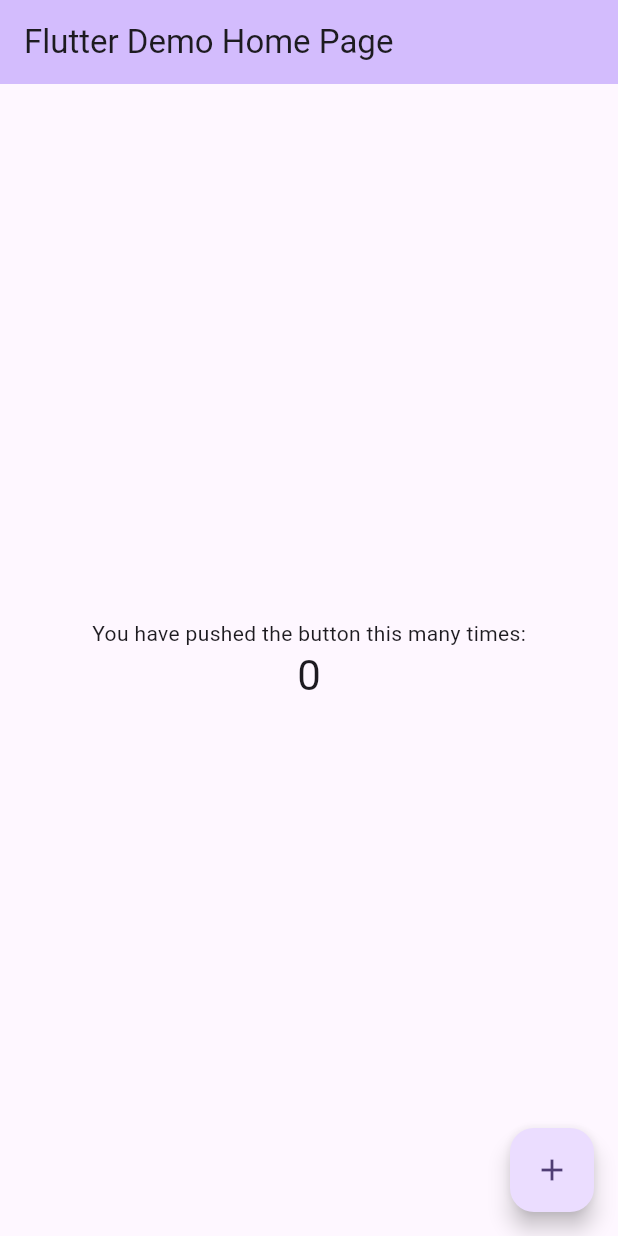
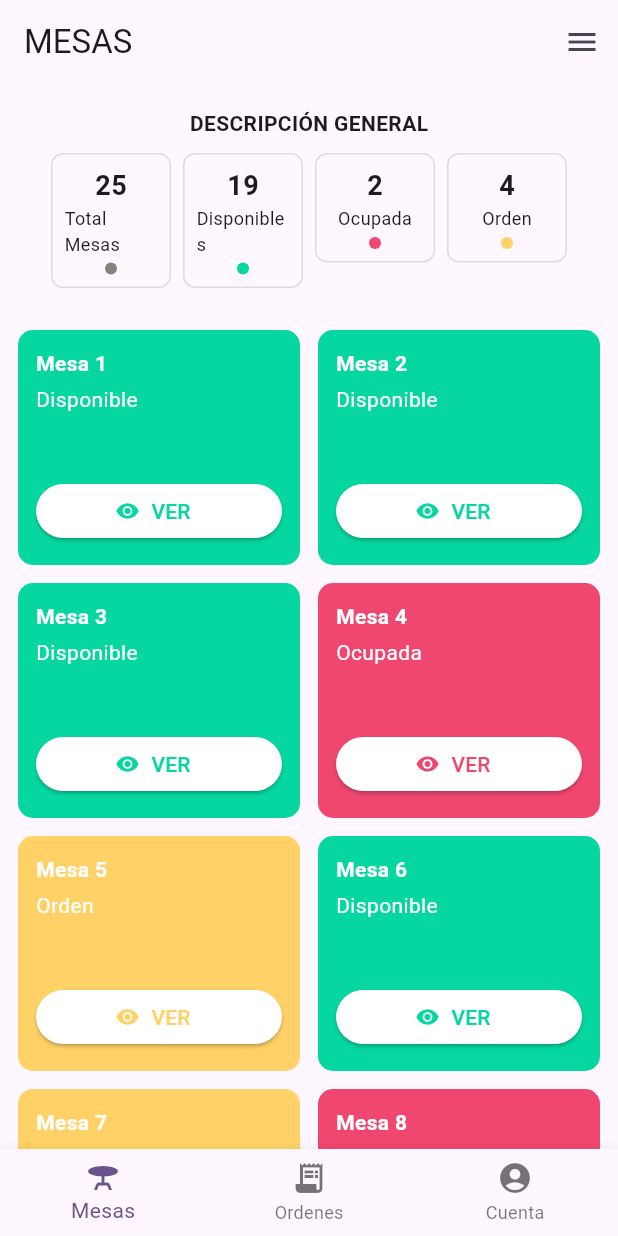
Before and after one commit to Bela1810/SmartDinner, a Flutter app: the screen it shows after launch, on a phone screen of 412 x 824 dp. Run offline on Flutter 3.47's test engine with Material 3 defaults, Android fonts, the phone set to English and light mode, and no system bars.

Commit message:
table screen started, we need fix

```diff
--- a/lib/main.dart
+++ b/lib/main.dart
@@ -1,4 +1,5 @@
 import 'package:flutter/material.dart';
+import 'package:smartdinner/ui/screens/table_screen/table_screen.dart';
 
 void main() {
   runApp(const MyApp());
@@ -7,119 +8,15 @@ void main() {
 class MyApp extends StatelessWidget {
   const MyApp({super.key});
 
-  // This widget is the root of your application.
   @override
   Widget build(BuildContext context) {
     return MaterialApp(
       title: 'Flutter Demo',
       theme: ThemeData(
-        // This is the theme of your application.
-        //
-        // TRY THIS: Try running your application with "flutter run". You'll see
-        // the application has a purple toolbar. Then, without quitting the app,
-        // try changing the seedColor in the colorScheme below to Colors.green
-        // and then invoke "hot reload" (save your changes or press the "hot
-        // reload" button in a Flutter-supported IDE, or press "r" if you used
-        // the command line to start the app).
-        //
-        // Notice that the counter didn't reset back to zero; the application
-        // state is not lost during the reload. To reset the state, use hot
-        // restart instead.
-        //
-        // This works for code too, not just values: Most code changes can be
-        // tested with just a hot reload.
         colorScheme: ColorScheme.fromSeed(seedColor: Colors.deepPurple),
         useMaterial3: true,
       ),
-      home: const MyHomePage(title: 'Flutter Demo Home Page'),
+      home: TableScreen(),
     );
   }
 }
-
-class MyHomePage extends StatefulWidget {
-  const MyHomePage({super.key, required this.title});
-
-  // This widget is the home page of your application. It is stateful, meaning
-  // that it has a State object (defined below) that contains fields that affect
-  // how it looks.
-
-  // This class is the configuration for the state. It holds the values (in this
-  // case the title) provided by the parent (in this case the App widget) and
-  // used by the build method of the State. Fields in a Widget subclass are
-  // always marked "final".
-
-  final String title;
-
-  @override
-  State<MyHomePage> createState() => _MyHomePageState();
-}
-
-class _MyHomePageState extends State<MyHomePage> {
-  int _counter = 0;
-
-  void _incrementCounter() {
-    setState(() {
-      // This call to setState tells the Flutter framework that something has
-      // changed in this State, which causes it to rerun the build method below
-      // so that the display can reflect the updated values. If we changed
-      // _counter without calling setState(), then the build method would not be
-      // called again, and so nothing would appear to happen.
-      _counter++;
-    });
-  }
-
-  @override
-  Widget build(BuildContext context) {
-    // This method is rerun every time setState is called, for instance as done
-    // by the _incrementCounter method above.
-    //
-    // The Flutter framework has been optimized to make rerunning build methods
-    // fast, so that you can just rebuild anything that needs updating rather
-    // than having to individually change instances of widgets.
-    return Scaffold(
-      appBar: AppBar(
-        // TRY THIS: Try changing the color here to a specific color (to
-        // Colors.amber, perhaps?) and trigger a hot reload to see the AppBar
-        // change color while the other colors stay the same.
-        backgroundColor: Theme.of(context).colorScheme.inversePrimary,
-        // Here we take the value from the MyHomePage object that was created by
-        // the App.build method, and use it to set our appbar title.
-        title: Text(widget.title),
-      ),
-      body: Center(
-        // Center is a layout widget. It takes a single child and positions it
-        // in the middle of the parent.
-        child: Column(
-          // Column is also a layout widget. It takes a list of children and
-          // arranges them vertically. By default, it sizes itself to fit its
-          // children horizontally, and tries to be as tall as its parent.
-          //
-          // Column has various properties to control how it sizes itself and
-          // how it positions its children. Here we use mainAxisAlignment to
-          // center the children vertically; the main axis here is the vertical
-          // axis because Columns are vertical (the cross axis would be
-          // horizontal).
-          //
-          // TRY THIS: Invoke "debug painting" (choose the "Toggle Debug Paint"
-          // action in the IDE, or press "p" in the console), to see the
-          // wireframe for each widget.
-          mainAxisAlignment: MainAxisAlignment.center,
-          children: <Widget>[
-            const Text(
-              'You have pushed the button this many times:',
-            ),
-            Text(
-              '$_counter',
-              style: Theme.of(context).textTheme.headlineMedium,
-            ),
-          ],
-        ),
-      ),
-      floatingActionButton: FloatingActionButton(
-        onPressed: _incrementCounter,
-        tooltip: 'Increment',
-        child: const Icon(Icons.add),
-      ), // This trailing comma makes auto-formatting nicer for build methods.
-    );
-  }
-}
--- /dev/null
+++ b/lib/ui/screens/table_screen/table_screen.dart
@@ -0,0 +1,137 @@
+
+
+import 'package:flutter/material.dart';
+
+class TableScreen extends StatelessWidget {
+
+  final List<Map<String, String>> mesas = [
+    {"nombre": "Mesa 1", "estado": "Disponible"},
+    {"nombre": "Mesa 2", "estado": "Disponible"},
+    {"nombre": "Mesa 3", "estado": "Disponible"},
+    {"nombre": "Mesa 4", "estado": "Ocupada"},
+    {"nombre": "Mesa 5", "estado": "Orden"},
+    {"nombre": "Mesa 6", "estado": "Disponible"},
+    {"nombre": "Mesa 7", "estado": "Orden"},
+    {"nombre": "Mesa 8", "estado": "Ocupada"},
+  ];
+
+  Color getColor(String estado) {
+    switch (estado) {
+      case 'Disponible':
+        return Color(0XFF06D6A0);
+      case 'Ocupada':
+        return Color(0XFFEF476F);
+      case 'Orden':
+        return Color(0XFFFFD166);
+      default:
+        return Color(0xFF878282);
+    }
+  }
+
+  IconData getIcon(String estado) {
+    return Icons.remove_red_eye;
+  }
+
+  @override
+  Widget build(BuildContext context) {
+    return Scaffold(
+      appBar: AppBar(
+        title: Text('MESAS'),
+        actions: [
+          IconButton(icon: Icon(Icons.menu), onPressed: () {}),
+        ],
+      ),
+      body: Column(
+        children: [
+          Padding(
+            padding: EdgeInsets.symmetric(vertical: 16),
+            child: Column(
+              children: [
+                Text('DESCRIPCIÓN GENERAL', style: TextStyle(fontWeight: FontWeight.bold)),
+                SizedBox(height: 10),
+                Wrap(
+                  spacing: 8,
+                  children: [
+                    _buildSummaryBox('25', 'Total Mesas', Color(0xFF878282)),
+                    _buildSummaryBox('19', 'Disponibles', Color(0XFF06D6A0)),
+                    _buildSummaryBox('2', 'Ocupada', Color(0XFFEF476F)),
+                    _buildSummaryBox('4', 'Orden', Color(0XFFFFD166)),
+                  ],
+                ),
+              ],
+            ),
+          ),
+          Expanded(
+            child: GridView.builder(
+              padding: EdgeInsets.all(12),
+              itemCount: mesas.length,
+              gridDelegate: SliverGridDelegateWithFixedCrossAxisCount(
+                crossAxisCount: 2,
+                crossAxisSpacing: 12,
+                mainAxisSpacing: 12,
+                childAspectRatio: 1.2,
+              ),
+              itemBuilder: (context, index) {
+                final mesa = mesas[index];
+                final estado = mesa["estado"]!;
+                return Container(
+                  decoration: BoxDecoration(
+                    color: getColor(estado),
+                    borderRadius: BorderRadius.circular(10),
+                  ),
+                  padding: EdgeInsets.all(12),
+                  child: Column(
+                    crossAxisAlignment: CrossAxisAlignment.start,
+                    children: [
+                      Text(mesa["nombre"]!, style: TextStyle(color: Colors.white, fontWeight: FontWeight.bold)),
+                      SizedBox(height: 4),
+                      Text(estado, style: TextStyle(color: Colors.white)),
+                      Spacer(),
+                      ElevatedButton.icon(
+                        onPressed: () {},
+                        icon: Icon(getIcon(estado), size: 16),
+                        label: Text("VER"),
+                        style: ElevatedButton.styleFrom(
+                          backgroundColor: Colors.white,
+                          foregroundColor: getColor(estado),
+                          minimumSize: Size(double.infinity, 36),
+                        ),
+                      )
+                    ],
+                  ),
+                );
+              },
+            ),
+          ),
+        ],
+      ),
+      bottomNavigationBar: BottomNavigationBar(
+        currentIndex: 0,
+        items: [
+          BottomNavigationBarItem(icon: Icon(Icons.table_bar), label: 'Mesas'),
+          BottomNavigationBarItem(icon: Icon(Icons.receipt_long), label: 'Ordenes'),
+          BottomNavigationBarItem(icon: Icon(Icons.account_circle), label: 'Cuenta'),
+        ],
+      ),
+    );
+  }
+
+  Widget _buildSummaryBox(String value, String label, Color color) {
+    return Container(
+      width: 80,
+      padding: EdgeInsets.all(8),
+      decoration: BoxDecoration(
+        border: Border.all(color: Colors.black12),
+        borderRadius: BorderRadius.circular(8),
+      ),
+      child: Column(
+        children: [
+          Text(value, style: TextStyle(fontSize: 18, fontWeight: FontWeight.bold)),
+          Text(label, style: TextStyle(fontSize: 12)),
+          SizedBox(height: 4),
+          CircleAvatar(radius: 4, backgroundColor: color),
+        ],
+      ),
+    );
+  }
+}
```
Also changed, not shown: 1 other file.
